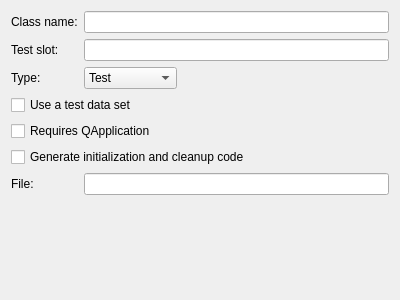
qt-creator/qt-creator, file src/plugins/qt4projectmanager/wizards/testwizardpage.ui: the form before one commit.
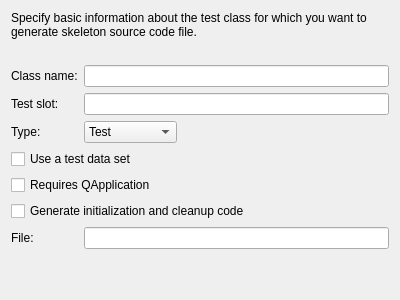
The form after the commit. Custom widgets are drawn as their Qt base class.

What changed in the file:
```diff
--- a/src/plugins/qt4projectmanager/wizards/testwizardpage.ui
+++ b/src/plugins/qt4projectmanager/wizards/testwizardpage.ui
@@ -14,6 +14,32 @@
    <string>WizardPage</string>
   </property>
   <layout class="QVBoxLayout" name="verticalLayout">
+   <item>
+    <widget class="QLabel" name="descriptionLabel">
+     <property name="text">
+      <string>Specify basic information about the test class for which you want to generate skeleton source code file.</string>
+     </property>
+     <property name="wordWrap">
+      <bool>true</bool>
+     </property>
+    </widget>
+   </item>
+   <item>
+    <spacer name="verticalSpacer_2">
+     <property name="orientation">
+      <enum>Qt::Vertical</enum>
+     </property>
+     <property name="sizeType">
+      <enum>QSizePolicy::Fixed</enum>
+     </property>
+     <property name="sizeHint" stdset="0">
+      <size>
+       <width>0</width>
+       <height>20</height>
+      </size>
+     </property>
+    </spacer>
+   </item>
    <item>
     <layout class="QFormLayout" name="formLayout">
      <property name="fieldGrowthPolicy">
```
Left out of the diff: 2 changed lines with no effect on the pictures.
